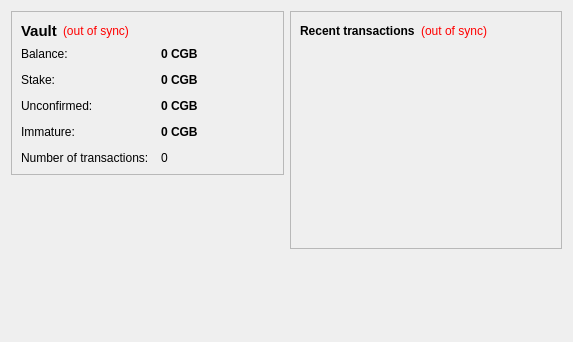
This is src/qt/forms/overviewpage.ui in cryptogenicbonds/CryptoBullion-CBX as Qt 5 draws it before an edit. The edited form follows.
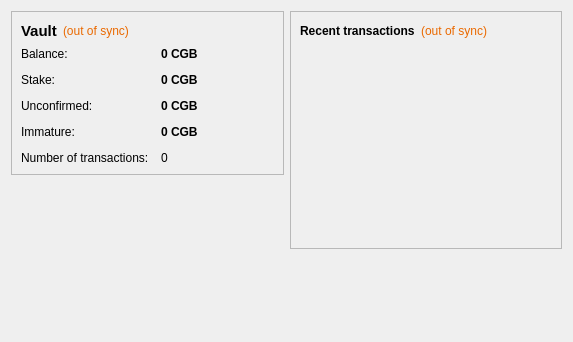
This is the edited form.

The edit to the form file:
```diff
--- a/src/qt/forms/overviewpage.ui
+++ b/src/qt/forms/overviewpage.ui
@@ -47,7 +47,7 @@
              <string>The displayed information may be out of date. Your wallet automatically synchronizes with the CryptogenicBullion network after a connection is established, but this process has not completed yet.</string>
             </property>
             <property name="styleSheet">
-             <string notr="true">QLabel { color: red; }</string>
+             <string notr="true">QLabel { color: #ea6900; }</string>
             </property>
             <property name="text">
              <string notr="true">(out of sync)</string>
@@ -259,7 +259,7 @@
              <string>The displayed information may be out of date. Your wallet automatically synchronizes with the CryptogenicBullion network after a connection is established, but this process has not completed yet.</string>
             </property>
             <property name="styleSheet">
-             <string notr="true">QLabel { color: red; }</string>
+             <string notr="true">QLabel { color: #ea6900; }</string>
             </property>
             <property name="text">
              <string notr="true">(out of sync)</string>
```
